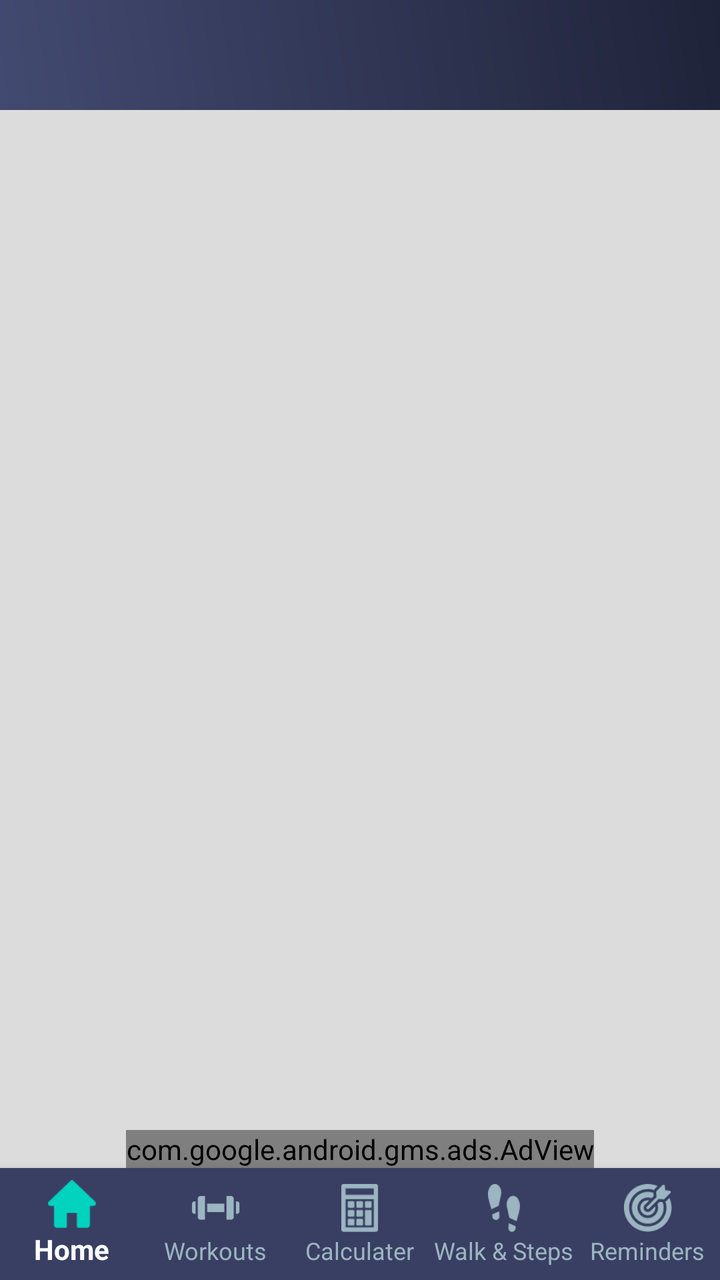
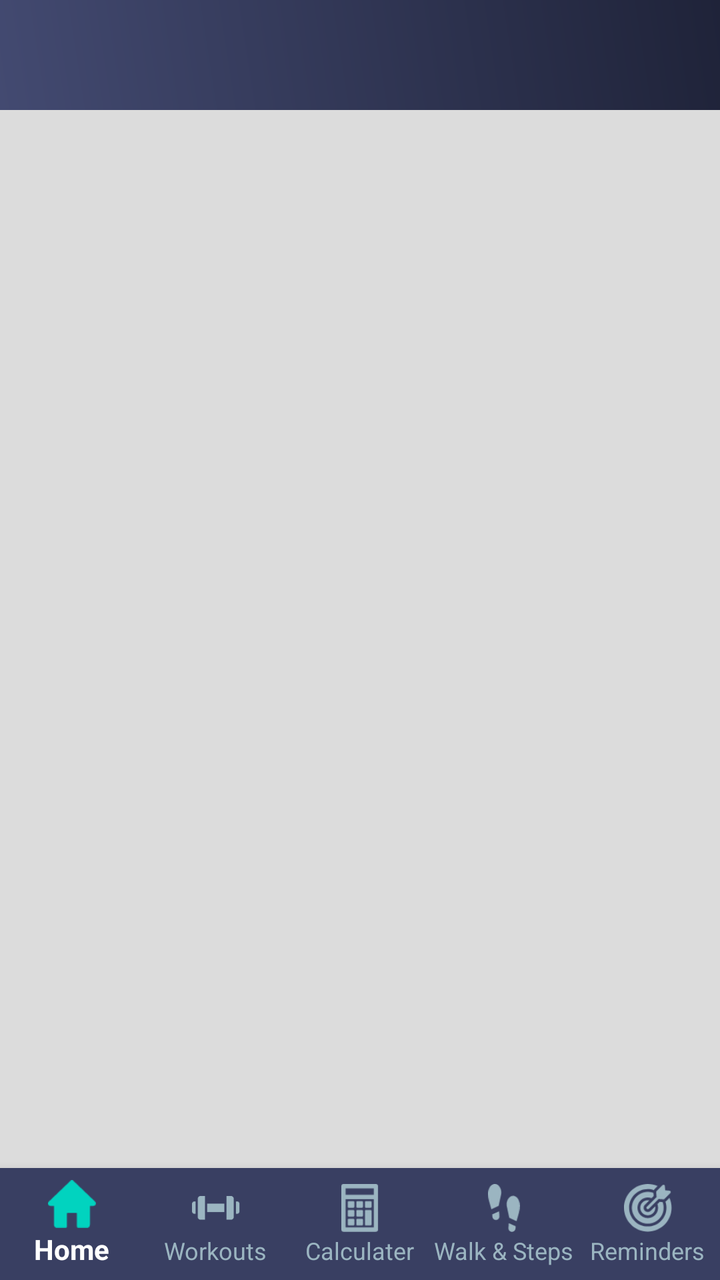

The first picture is an Android layout as it rendered before a commit; the second is the same layout after the commit. The layout source and the unified diff follow.
<!-- AndroidManifest.xml: activity theme AppTheme_walk.NoActionBar_walk -->
<!-- res/layout/activity_main.xml -->
<?xml version="1.0" encoding="utf-8"?>
<androidx.drawerlayout.widget.DrawerLayout xmlns:android="http://schemas.android.com/apk/res/android"
    xmlns:aapt="http://schemas.android.com/aapt"
    xmlns:sweet="http://schemas.android.com/apk/res-auto"
    android:id="@+id/drawer_layout"
    android:layout_width="match_parent"
    android:layout_height="match_parent"
    android:background="#ececec"
    android:fitsSystemWindows="true">

    <LinearLayout
        android:id="@+id/container"
        android:layout_width="match_parent"
        android:layout_height="match_parent"
        android:background="#dcdcdc"
        android:orientation="vertical">

        <com.google.android.material.appbar.AppBarLayout
            android:layout_width="match_parent"
            android:layout_height="55dp"
            android:background="@color/colorPrimary">
            <androidx.appcompat.widget.Toolbar
                android:id="@+id/toolbar"
                android:background="@drawable/a1_grad"
                android:visibility="visible"
                android:layout_width="match_parent"
                android:layout_height="?attr/actionBarSize"
                sweet:popupTheme="@style/ThemeOverlay.AppCompat.Light"
                sweet:theme="@style/ThemeOverlay.AppCompat.Dark.ActionBar"/>

            <RelativeLayout
                android:id="@+id/rel1"
                android:layout_width="match_parent"
                android:layout_height="match_parent"
                android:layout_gravity="center"
                android:gravity="center">

                <TextView
                    android:layout_width="match_parent"
                    android:layout_height="match_parent"
                    android:layout_centerInParent="true"
                    android:layout_marginLeft="10dp"
                    android:layout_toLeftOf="@+id/setting"
                    android:gravity="left|center_vertical|center_horizontal|center|start"
                    android:text="@string/app_name"
                    android:textColor="#ffffffff"
                    android:layout_marginStart="50dp"
                    android:textSize="20sp"
                    android:textStyle="bold"
                    android:typeface="serif" />

                <ImageView
                    android:id="@+id/setting"
                    android:layout_width="30dp"
                    android:layout_height="30dp"
                    android:layout_alignParentRight="true"
                    android:layout_centerInParent="true"
                    android:layout_marginRight="10dp"
                    android:src="@mipmap/ic_setting" />
            </RelativeLayout>
        </com.google.android.material.appbar.AppBarLayout>

        <RelativeLayout
            android:layout_width="match_parent"
            android:layout_height="0dp"
            android:layout_weight="1">

            <FrameLayout
                android:id="@+id/nav_host_fragment"
                android:layout_width="match_parent"
                android:layout_height="match_parent" />
        </RelativeLayout>

        <com.google.android.gms.ads.AdView
            android:id="@+id/adView"
            android:layout_width="wrap_content"
            android:layout_height="wrap_content"
            android:layout_gravity="center"
            sweet:adSize="BANNER"
            sweet:adUnitId="@string/banner_ad" />

        <com.google.android.material.bottomnavigation.BottomNavigationView
            android:id="@+id/nav_view"
            android:layout_width="match_parent"
            android:layout_height="wrap_content"
            android:layout_marginStart="0dp"
            android:layout_marginEnd="0dp"
            android:background="#393F62"
            android:visibility="visible"
            sweet:itemIconTint="@drawable/selector"
            sweet:itemTextColor="@drawable/selector1"
            sweet:labelVisibilityMode="labeled"
            sweet:menu="@menu/bottom_nav_menu" />
    </LinearLayout>

    <com.google.android.material.navigation.NavigationView
        android:id="@+id/nav_views"
        android:layout_width="250dp"
        android:layout_height="match_parent"
        android:layout_gravity="start"
        android:fitsSystemWindows="true"
        sweet:headerLayout="@layout/nav_header_main"
        sweet:menu="@menu/activity_main_drawer"
        android:background="#e1e1e1"/>
</androidx.drawerlayout.widget.DrawerLayout>
<!-- res/layout/nav_header_main.xml (included above) -->
<?xml version="1.0" encoding="utf-8"?>
<LinearLayout xmlns:android="http://schemas.android.com/apk/res/android"
    xmlns:aapt="http://schemas.android.com/aapt"
    xmlns:app="http://schemas.android.com/apk/res-auto"
    android:layout_width="match_parent"
    android:layout_height="180dp"
    android:background="@mipmap/yotly"
    android:backgroundTint="#A1A4BC"
    android:backgroundTintMode="multiply"
    android:gravity="bottom"
    android:orientation="vertical"
    android:paddingLeft="@dimen/activity_horizontal_margin"
    android:paddingTop="@dimen/activity_vertical_margin"
    android:paddingRight="@dimen/activity_horizontal_margin"
    android:paddingBottom="@dimen/activity_vertical_margin"
    android:theme="@style/ThemeOverlay.AppCompat.Dark">

    <ImageView
        android:id="@+id/imageView"
        android:layout_width="50dp"
        android:layout_height="50dp"
        app:srcCompat="@mipmap/logo1" />

    <TextView
        android:layout_width="match_parent"
        android:layout_height="wrap_content"
        android:paddingTop="10dp"
        android:text="@string/app_name"
        android:textSize="18dp"
        android:fontFamily="@font/gothic"
        android:textStyle="bold"
        android:textColor="@color/white" />


</LinearLayout>
<!-- resources referenced by this layout -->
<resources>
  <color name="colorPrimary">#434A71</color>
  <color name="white">#ffffff</color>
  <dimen name="activity_horizontal_margin">16dp</dimen>
  <dimen name="activity_vertical_margin">16dp</dimen>
  <!-- drawable a1_grad (drawable) -->
  <?xml version="1.0" encoding="utf-8"?>
  <shape xmlns:android="http://schemas.android.com/apk/res/android">
      <gradient
          android:angle="225"
          android:endColor="#434A71"
          android:startColor="#1F2339" />
  
  
  </shape>
  <!-- drawable selector (drawable) -->
  <?xml version="1.0" encoding="utf-8"?>
  <selector xmlns:android="http://schemas.android.com/apk/res/android">
      <item android:color="#01D3BF" android:state_checked="true" />
      <item android:color="@color/line_color" android:state_checked="false" />
  </selector>
  <!-- drawable selector1 (drawable) -->
  <?xml version="1.0" encoding="utf-8"?>
  <selector xmlns:android="http://schemas.android.com/apk/res/android">
      <item android:color="@color/white" android:state_checked="true" />
      <item android:color="@color/line_color" android:state_checked="false" />
  </selector>
  <!-- mipmap ic_setting: png bitmap (mipmap-xhdpi, 1648 bytes) -->
  <!-- mipmap logo1: png bitmap (mipmap-xhdpi, 61387 bytes) -->
  <!-- mipmap yotly: png bitmap (mipmap-xhdpi, 64940 bytes) -->
  <string name="app_name">Planet Fitness</string>
  <string name="banner_ad">ca-app-pub-2957577039807154/2253058123</string>
  <style name="AppTheme_walk.NoActionBar_walk">
          <item name="windowNoTitle">true</item>
          <item name="windowActionBar">false</item>
      </style>
  <color name="line_color">#9BB5C1</color>
</resources>

<!-- the commit's change to res/layout/activity_main.xml (unified diff, before → after) -->
@@ -71,13 +71,13 @@
                 android:layout_height="match_parent" />
         </RelativeLayout>
 
-        <com.google.android.gms.ads.AdView
-            android:id="@+id/adView"
+        
+        <LinearLayout
+            android:id="@+id/banner_ads_play"
             android:layout_width="wrap_content"
             android:layout_height="wrap_content"
-            android:layout_gravity="center"
-            sweet:adSize="BANNER"
-            sweet:adUnitId="@string/banner_ad" />
+            android:orientation="vertical"
+            android:layout_gravity="center_horizontal"/>
 
         <com.google.android.material.bottomnavigation.BottomNavigationView
             android:id="@+id/nav_view"
<!-- resource entries referenced after the edit -->
@@ -30,7 +30,6 @@
   <!-- mipmap logo1: png bitmap (mipmap-xhdpi, 61387 bytes) -->
   <!-- mipmap yotly: png bitmap (mipmap-xhdpi, 64940 bytes) -->
   <string name="app_name">Planet Fitness</string>
-  <string name="banner_ad">ca-app-pub-2957577039807154/2253058123</string>
   <style name="AppTheme_walk.NoActionBar_walk">
           <item name="windowNoTitle">true</item>
           <item name="windowActionBar">false</item>
